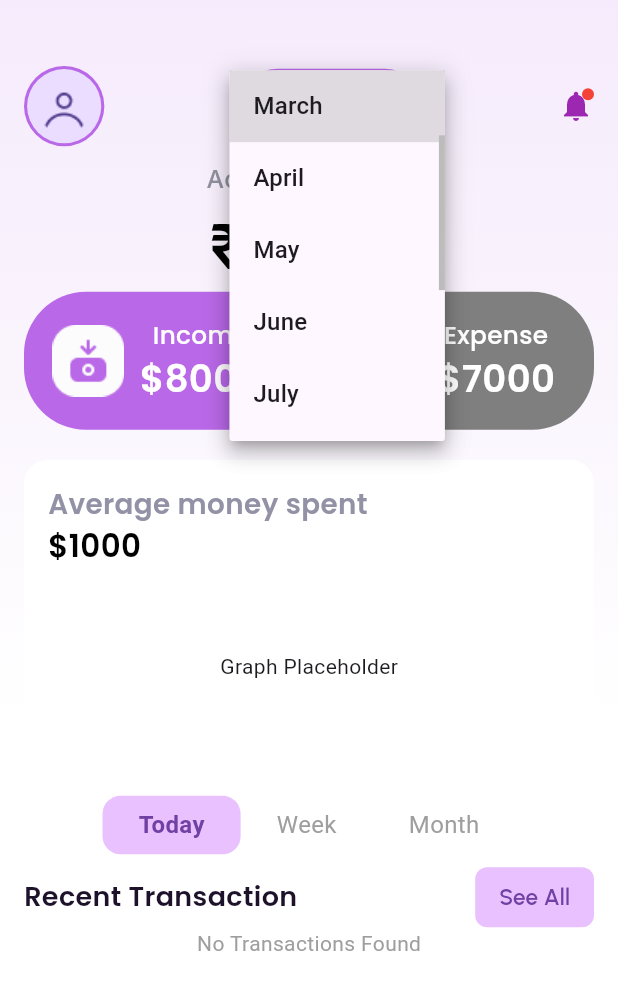
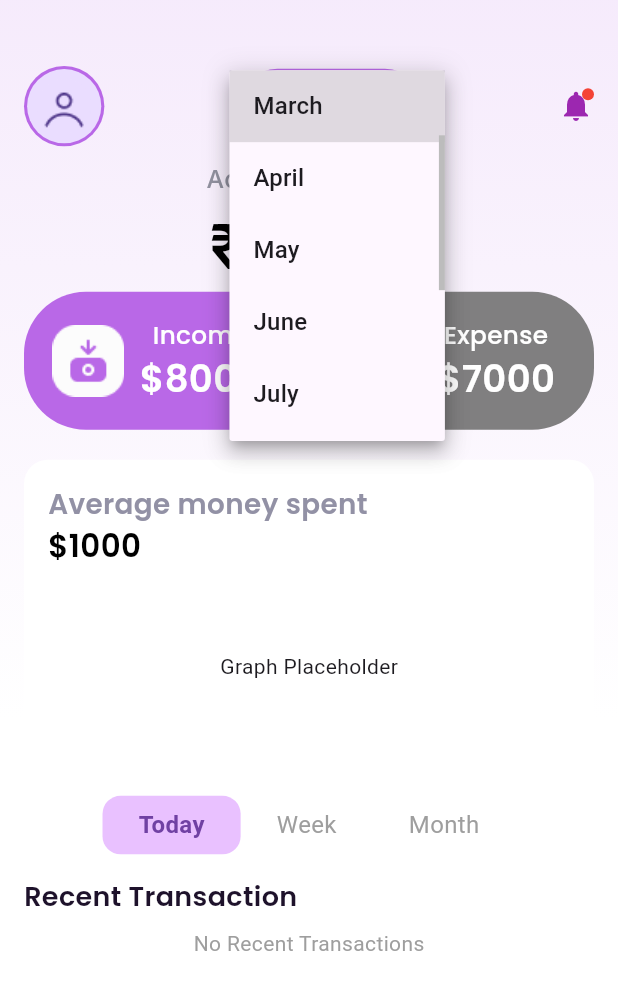
Before and after one commit to YugaJ7/CashCue, a Flutter app: the HomeScreen screen opened by its route, after a tap on "March", on a phone screen of 412 x 824 dp. Shown: the top 990 px of the screen. Run offline on Flutter 3.47's test engine with Material 3 defaults, Android fonts, the phone set to English and light mode, and no system bars; our stand-ins replace flutter_svg, google_fonts, shared_preferences; missing offline and left inert: board_datetime_picker; accounts and stored records are empty; network calls fail.

Commit message:
Updated Home Screen

```diff
--- /dev/null
+++ b/lib/controller/home_contoller.dart
@@ -0,0 +1,24 @@
+import 'package:flutter/material.dart';
+
+import '../services/expense_api.dart';
+
+class HomeController extends ChangeNotifier {
+  final ExpenseService _expenseService = ExpenseService();
+
+  List<Map<String, dynamic>> transactions = [];
+  bool isLoading = true;
+
+  Future<void> loadExpenses() async {
+    isLoading = true;
+    notifyListeners();
+
+    try {
+      transactions = await _expenseService.fetchExpenses();
+    } catch (error) {
+      print("Error fetching expenses: $error");
+    } finally {
+      isLoading = false;
+      notifyListeners();
+    }
+  }
+}
--- a/lib/screen/home_screen.dart
+++ b/lib/screen/home_screen.dart
@@ -1,10 +1,10 @@
-import 'dart:convert';
-import 'package:http/http.dart' as http;
-import 'package:cashcue/widgets/elevated_button.dart';
 import 'package:flutter/material.dart';
-import 'package:shared_preferences/shared_preferences.dart';
+import 'package:provider/provider.dart';
 
+import '../controller/home_contoller.dart';
+import '../widgets/home_graph.dart';
 import '../widgets/text.dart';
+import '../widgets/transaction_list.dart';
 
 class HomeScreen extends StatefulWidget {
   const HomeScreen({super.key});
@@ -14,55 +14,18 @@ class HomeScreen extends StatefulWidget {
 }
 
 class _HomeScreenState extends State<HomeScreen> {
-  int selectedIndex = 0;
-  List<Map<String, dynamic>> transactions = [];
   bool isLoading = true;
-  final String apiUrl = "https://cash-cue.onrender.com/expense/list";
 
   @override
   void initState() {
     super.initState();
-    fetchExpenses();
+    final homeController = Provider.of<HomeController>(context, listen: false);
+    homeController.loadExpenses();
   }
 
-  Future<void> fetchExpenses() async {
-  final prefs = await SharedPreferences.getInstance();
-  final token = prefs.getString('authToken');
-  print(token);
-  try {
-    final response = await http.get(
-      Uri.parse(apiUrl),
-      headers: {
-        "Authorization": "Bearer $token", // Passing the token
-        "Content-Type": "application/json",
-      },
-    );
-
-    if (response.statusCode == 200) {
-      final decodedData = jsonDecode(response.body);
-
-      // Ensure the response contains 'expenses' key
-      if (decodedData is Map<String, dynamic> && decodedData['expenses'] != null) {
-        setState(() {
-          transactions = List<Map<String, dynamic>>.from(decodedData['expenses']);
-          print(transactions);
-          isLoading = false; // Stop the loading spinner
-        });
-      } else {
-        throw Exception('Unexpected response format: Missing "expenses" key');
-      }
-    } else {
-      throw Exception('Failed to load expenses. Status code: ${response.statusCode}');
-    }
-  } catch (error) {
-    setState(() {
-      isLoading = false; // Stop spinner even on error
-    });
-    print("Error fetching expenses: $error");
-  }
-}
   @override
   Widget build(BuildContext context) {
+    final homeController = Provider.of<HomeController>(context);
     double width = MediaQuery.of(context).size.width;
     double height = MediaQuery.of(context).size.height;
     print(height);
@@ -83,15 +46,19 @@ class _HomeScreenState extends State<HomeScreen> {
                 ),
                 child: Column(
                   children: [
-                  const SizedBox(height: 44,),
+                    const SizedBox(
+                      height: 44,
+                    ),
                     // Header with profile, month dropdown, and notification
                     Row(
                       mainAxisAlignment: MainAxisAlignment.spaceBetween,
                       children: [
                         CircleAvatar(
-                        radius: width*.065,
+                          radius: width * .065,
                           backgroundColor: const Color(0xFFB968E7),
-                        child:  CircleAvatar(radius: width*.06,child: Image.asset('assets/images/avatar.png')),
+                          child: CircleAvatar(
+                              radius: width * .06,
+                              child: Image.asset('assets/images/avatar.png')),
                         ),
                         Container(
           padding: const EdgeInsets.symmetric(horizontal: 8),
@@ -102,9 +69,9 @@ class _HomeScreenState extends State<HomeScreen> {
             ),
           ),
           child: DropdownButton<String>(
-                          menuMaxHeight: height*0.3,
+            menuMaxHeight: height * 0.3,
             value: 'March',
-                          items: ['January', 'February', 'March', 'April','May','June','July','August','September','October','November','December']
+            items: ['January', 'February', 'March', 'April', 'May', 'June', 'July', 'August', 'September', 'October', 'November', 'December']
                 .map((month) => DropdownMenuItem(
                       value: month,
                       child: Text(month),
@@ -116,7 +83,8 @@ class _HomeScreenState extends State<HomeScreen> {
         ),
                         Stack(
                           children: [
-                          const Icon(Icons.notifications, color: Colors.purple),
+                            const Icon(Icons.notifications,
+                                color: Colors.purple),
                             Positioned(
                               right: 0,
                               top: 0,
@@ -138,9 +106,21 @@ class _HomeScreenState extends State<HomeScreen> {
                     Center(
                       child: Column(
                         children: [
-                        CustomText(text: "Account Balance", color: const Color.fromRGBO(145, 145, 159, 1), fontfamily: 'Inter',fontSize: width*.04,fontweigth: FontWeight.w500,),
+                          CustomText(
+                            text: "Account Balance",
+                            color: const Color.fromRGBO(145, 145, 159, 1),
+                            fontfamily: 'Inter',
+                            fontSize: width * .04,
+                            fontweigth: FontWeight.w500,
+                          ),
                           const SizedBox(height: 4),
-                        CustomText(text: "₹9400", color: Colors.black, fontfamily: 'Inter',fontSize: width*.1,fontweigth: FontWeight.w600,),
+                          CustomText(
+                            text: "₹9400",
+                            color: Colors.black,
+                            fontfamily: 'Inter',
+                            fontSize: width * .1,
+                            fontweigth: FontWeight.w600,
+                          ),
                         ],
                       ),
                     ),
@@ -150,20 +130,36 @@ class _HomeScreenState extends State<HomeScreen> {
                       children: [
                         Expanded(
                           child: Container(
-                          width: width*0.437,
+                            width: width * 0.437,
                             decoration: BoxDecoration(
                               color: const Color.fromRGBO(185, 104, 231, 1),
-                            borderRadius: BorderRadius.circular(width*0.1),
+                              borderRadius: BorderRadius.circular(width * 0.1),
                             ),
-                          padding: EdgeInsets.all(width*.04),
+                            padding: EdgeInsets.all(width * .04),
                             child: Row(
                               children: [
-                              Image.asset('assets/images/in.png',width: width*0.128,height: width*0.128,),
+                                Image.asset(
+                                  'assets/images/in.png',
+                                  width: width * 0.128,
+                                  height: width * 0.128,
+                                ),
                                 const SizedBox(width: 8),
                                 Column(
                                   children: [
-                                  CustomText(text: 'Income', color: Colors.white, fontfamily: 'Poppins', fontSize: width*0.04,fontweigth: FontWeight.w500,),
-                                  CustomText(text: '\$8000', color: Colors.white, fontfamily: 'Poppins', fontSize: width*0.06,fontweigth: FontWeight.w600,)
+                                    CustomText(
+                                      text: 'Income',
+                                      color: Colors.white,
+                                      fontfamily: 'Poppins',
+                                      fontSize: width * 0.04,
+                                      fontweigth: FontWeight.w500,
+                                    ),
+                                    CustomText(
+                                      text: '\$8000',
+                                      color: Colors.white,
+                                      fontfamily: 'Poppins',
+                                      fontSize: width * 0.06,
+                                      fontweigth: FontWeight.w600,
+                                    )
                                   ],
                                 )
                               ],
@@ -173,20 +169,36 @@ class _HomeScreenState extends State<HomeScreen> {
                         const SizedBox(width: 16),
                         Expanded(
                           child: Container(
-                          width: width*0.437,
+                            width: width * 0.437,
                             decoration: BoxDecoration(
                               color: const Color.fromRGBO(128, 127, 128, 1),
-                            borderRadius: BorderRadius.circular(width*0.1),
+                              borderRadius: BorderRadius.circular(width * 0.1),
                             ),
-                          padding: EdgeInsets.all(width*.04),
+                            padding: EdgeInsets.all(width * .04),
                             child: Row(
                               children: [
-                              Image.asset('assets/images/out.png',width: width*0.128,height: width*0.128,),
+                                Image.asset(
+                                  'assets/images/out.png',
+                                  width: width * 0.128,
+                                  height: width * 0.128,
+                                ),
                                 const SizedBox(width: 8),
                                 Column(
                                   children: [
-                                  CustomText(text: 'Expense', color: Colors.white, fontfamily: 'Poppins', fontSize: width*0.04,fontweigth: FontWeight.w500,),
-                                  CustomText(text: '\$7000', color: Colors.white, fontfamily: 'Poppins', fontSize: width*0.06,fontweigth: FontWeight.w600,)
+                                    CustomText(
+                                      text: 'Expense',
+                                      color: Colors.white,
+                                      fontfamily: 'Poppins',
+                                      fontSize: width * 0.04,
+                                      fontweigth: FontWeight.w500,
+                                    ),
+                                    CustomText(
+                                      text: '\$7000',
+                                      color: Colors.white,
+                                      fontfamily: 'Poppins',
+                                      fontSize: width * 0.06,
+                                      fontweigth: FontWeight.w600,
+                                    )
                                   ],
                                 )
                               ],
@@ -197,118 +209,53 @@ class _HomeScreenState extends State<HomeScreen> {
                     ),
                     const SizedBox(height: 20),
                     // Average Money Spent graph
+                    const AverageMoneySpentGraph(),
+                    const SizedBox(height: 8),
+                    // Recent Transactions
                     Container(
-                    decoration: BoxDecoration(
-                      color: Colors.white,
-                      borderRadius: BorderRadius.circular(16),
+                      width: width,
+                      height: height * 0.05,
+                      child: const Row(
+                        mainAxisAlignment: MainAxisAlignment.spaceBetween,
+                        children: [
+                          CustomText(
+                            text: "Recent Transaction",
+                            color: Color.fromRGBO(30, 18, 43, 1),
+                            fontfamily: 'Poppins',
+                            fontSize: 18,
+                            fontweigth: FontWeight.w600,
                           ),
-                    padding: const EdgeInsets.all(16),
-                    child: Column(
-                      crossAxisAlignment: CrossAxisAlignment.start,
-                      children: [
-                        CustomText(text: "Average money spent", color: const Color.fromRGBO(146, 145, 165, 1), fontfamily: 'Poppins',fontSize: width*.045,fontweigth: FontWeight.w600,),
-                        CustomText(text: '\$1000', color: Colors.black, fontfamily: 'Poppins',fontSize: width*0.05,fontweigth: FontWeight.w600,),
-                        const SizedBox(height: 16),
-                        // Placeholder for graph
-                        Container(
-                          height: 100,
-                          child: const Center(
-                            child: Text("Graph Placeholder"),
-                          ),
-                        ),
+                          // TextButton(
+                          //   onPressed: () {},
+                          //   child: CustomText(text: "See All", color: Color.fromRGBO(112, 65, 163, 1), fontfamily: fontfamily)
+                          // )
                         ],
                       ),
                     ),
-                  const SizedBox(height: 20),
-                  Row(
-                    mainAxisSize: MainAxisSize.min,
-                    children: [
-                      _buildTabButton("Today", 0),
-                      _buildTabButton("Week", 1),
-                      _buildTabButton("Month", 2),
-                    ],
-             ),
-             SizedBox(height: 8),
-            // Recent Transactions
-            Container(
-              width: width,
-              height: height*0.05,
-              child: Row(
-                mainAxisAlignment: MainAxisAlignment.spaceBetween,
-                children: [
-                  const CustomText(text: "Recent Transaction", color:  Color.fromRGBO(30, 18, 43, 1), fontfamily: 'Poppins', fontSize: 18, fontweigth: FontWeight.w600,),
-                  CustomElevatedButton(text: "See All", onPressed: (){}, backgroundcolor: const Color(0xFFE9C1FF), textcolor: Color.fromRGBO(112, 65, 163, 1), bordercolor: Colors.transparent,)
-                ],
-              ),
-            ),
-            transactions.isEmpty
+                    homeController.isLoading
+                        ? const Center(child: CircularProgressIndicator())
+                        : homeController.transactions.isEmpty
                             ? const Center(
                                 child: Text(
-                                  "No Transactions Found",
+                                  "No Recent Transactions",
                                   style: TextStyle(color: Colors.grey),
                                 ),
                               )
                             : Column(
-                                children: transactions
-                                    .map((transaction) => transactionItem(
-                                          transaction['description'],
-                                          "₹${transaction['amount']}",
-                                          transaction['date'],
-                                        ))
-                                    .toList(),
+                                children: homeController.transactions
+                                    .map<Widget>((transaction) {
+                                  return TransactionItem(
+                                    title: transaction['description'],
+                                    amount: "₹${transaction['amount']}",
+                                    time: transaction['date'],
+                                  );
+                                }).toList(),
                               ),
                   ],
-              )
-            ),
+                )),
           ],
         ),
       ),
     );
   }
-
-  Widget transactionItem(String? title, String? amount, String? time) {
-  return Padding(
-    padding: const EdgeInsets.all( 8.0),
-    child: Column(
-      children: [
-        Row(
-          children: [
-            CustomText(text: title ?? 'No Title', color: Color.fromRGBO(41, 43, 45, 1), fontfamily: 'Poppins', fontSize: 16, fontweigth: FontWeight.w500,),
-            Spacer(),
-            CustomText(text: "- ${amount ?? '₹0'}", color: Colors.red, fontfamily: 'Poppins', fontSize: 14, fontweigth: FontWeight.w600,),
-          ],
-        ),
-        Align(
-          alignment: Alignment.bottomRight,
-          child: CustomText(text: time ?? 'No Time', color: Color.fromRGBO(145, 145, 159, 1), fontfamily: 'Poppins', fontSize: 12, fontweigth: FontWeight.w500,)),
-      ],
-    ),
-  );
 }
-  Widget _buildTabButton(String title, int index) {
-    final isSelected = selectedIndex == index;
-    return GestureDetector(
-      onTap: () {
-        setState(() {
-          selectedIndex = index;
-        });
-      },
-      child: AnimatedContainer(
-        duration: const Duration(milliseconds: 200),
-        padding: const EdgeInsets.symmetric(horizontal: 24, vertical: 8),
-        decoration: BoxDecoration(
-          color: isSelected ? const Color(0xFFE9C1FF) : null,
-          borderRadius: BorderRadius.circular(12),
-        ),
-        child: Text(
-          title,
-          style: TextStyle(
-            color: isSelected ? const Color(0xFF7041A3) : Colors.grey,
-            fontSize: 16,
-            fontWeight: isSelected ? FontWeight.bold : FontWeight.normal,
-          ),
-        ),
-      ),
-    );
-  }
-}
--- /dev/null
+++ b/lib/services/expense_api.dart
@@ -0,0 +1,33 @@
+import 'dart:convert';
+import 'package:http/http.dart' as http;
+import 'package:shared_preferences/shared_preferences.dart';
+
+class ExpenseService {
+  final String apiUrl = "https://cash-cue.onrender.com/expense/list";
+
+  Future<List<Map<String, dynamic>>> fetchExpenses() async {
+    final prefs = await SharedPreferences.getInstance();
+    final token = prefs.getString('authToken');
+
+    if (token == null) throw Exception("Authentication token is missing");
+
+    final response = await http.get(
+      Uri.parse(apiUrl),
+      headers: {
+        "Authorization": "Bearer $token",
+        "Content-Type": "application/json",
+      },
+    );
+
+    if (response.statusCode == 200) {
+      final decodedData = jsonDecode(response.body);
+      if (decodedData is Map<String, dynamic> && decodedData['expenses'] != null) {
+        return List<Map<String, dynamic>>.from(decodedData['expenses']);
+      } else {
+        throw Exception('Unexpected response format: Missing "expenses" key');
+      }
+    } else {
+      throw Exception('Failed to load expenses. Status code: ${response.statusCode}');
+    }
+  }
+}
--- /dev/null
+++ b/lib/widgets/home_graph.dart
@@ -0,0 +1,78 @@
+import 'package:flutter/material.dart';
+
+import 'tabButton.dart';
+import 'text.dart';
+
+class AverageMoneySpentGraph extends StatefulWidget {
+  const AverageMoneySpentGraph({super.key});
+
+  @override
+  State<AverageMoneySpentGraph> createState() => _AverageMoneySpentGraphState();
+}
+
+class _AverageMoneySpentGraphState extends State<AverageMoneySpentGraph> {
+  int selectedIndex = 0;
+  @override
+  Widget build(BuildContext context) {
+    double width = MediaQuery.of(context).size.width;
+    return Column(
+      children: [
+        Container(
+          decoration: BoxDecoration(
+            color: Colors.white,
+            borderRadius: BorderRadius.circular(16),
+          ),
+          padding: const EdgeInsets.all(16),
+          child: Column(
+            crossAxisAlignment: CrossAxisAlignment.start,
+            children: [
+              CustomText(
+                text: "Average money spent",
+                color: const Color.fromRGBO(146, 145, 165, 1),
+                fontfamily: 'Poppins',
+                fontSize: width * .045,
+                fontweigth: FontWeight.w600,
+              ),
+              CustomText(
+                text: '\$1000',
+                color: Colors.black,
+                fontfamily: 'Poppins',
+                fontSize: width * 0.05,
+                fontweigth: FontWeight.w600,
+              ),
+              const SizedBox(height: 16),
+              // Placeholder for graph
+              Container(
+                height: 100,
+                child: const Center(
+                  child: Text("Graph Placeholder"),
+                ),
+              ),
+            ],
+          ),
+        ),
+        const SizedBox(height: 20),
+        Row(
+          mainAxisSize: MainAxisSize.min,
+          children: [
+            TabButton("Today", 0, selectedIndex, (index) {
+              setState(() {
+                selectedIndex = index;
+              });
+            }),
+            TabButton("Week", 1, selectedIndex, (index) {
+              setState(() {
+                selectedIndex = index;
+              });
+            }),
+            TabButton("Month", 2, selectedIndex, (index) {
+              setState(() {
+                selectedIndex = index;
+              });
+            }),
+          ],
+        ),
+      ],
+    );
+  }
+}
--- /dev/null
+++ b/lib/widgets/tabButton.dart
@@ -0,0 +1,35 @@
+import 'package:flutter/material.dart';
+
+class TabButton extends StatelessWidget {
+  final String title;
+  final int index;
+  final int selectedIndex;
+  final Function(int) onTap;
+
+  const TabButton(this.title, this.index, this.selectedIndex, this.onTap, {Key? key}) : super(key: key);
+
+  @override
+  Widget build(BuildContext context) {
+    final isSelected = selectedIndex == index;
+
+    return GestureDetector(
+      onTap: () => onTap(index),
+      child: AnimatedContainer(
+        duration: const Duration(milliseconds: 200),
+        padding: const EdgeInsets.symmetric(horizontal: 24, vertical: 8),
+        decoration: BoxDecoration(
+          color: isSelected ? const Color(0xFFE9C1FF) : null,
+          borderRadius: BorderRadius.circular(12),
+        ),
+        child: Text(
+          title,
+          style: TextStyle(
+            color: isSelected ? const Color(0xFF7041A3) : Colors.grey,
+            fontSize: 16,
+            fontWeight: isSelected ? FontWeight.bold : FontWeight.normal,
+          ),
+        ),
+      ),
+    );
+  }
+}
--- a/pubspec.yaml
+++ b/pubspec.yaml
@@ -41,6 +41,7 @@ dependencies:
   persistent_bottom_nav_bar: ^6.2.1
   board_datetime_picker: ^2.1.6
   shared_preferences: ^2.3.3
+  provider: ^6.1.2
 
 dev_dependencies:
   flutter_test:
```
Also changed, not shown: lib/main.dart (+29 -15 lines), lib/screen/add_screen.dart (+7 -2 lines), lib/widgets/transaction_list.dart (added, +50 -0 lines), pubspec.lock. Lines whose indentation alone changed are shown as unchanged.
